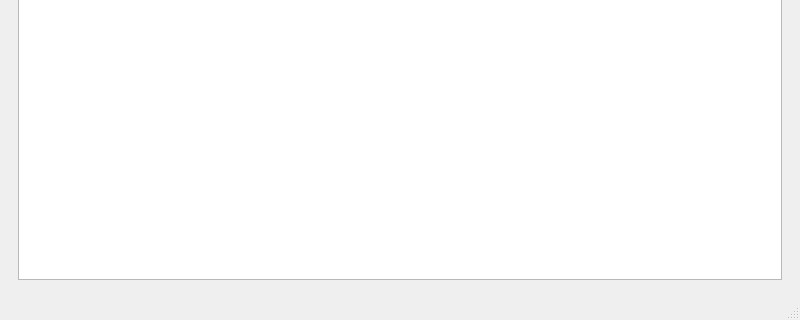
Qt form src/wm2000/gui/main_window.ui (nhanb/wm2000) before a commit; both pictures show x 0 to 800 and y 280 to 600 of the 800 by 600 pixel window.
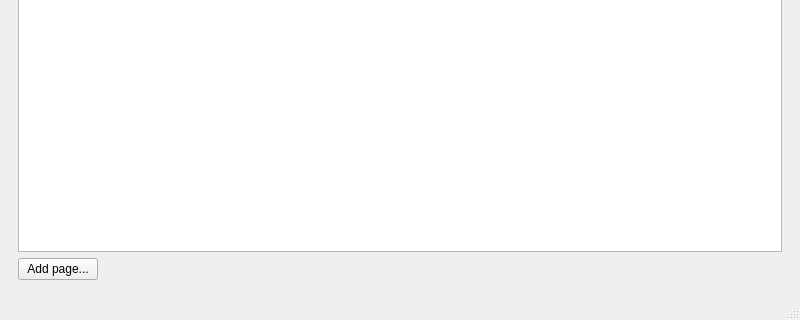
The same form after that commit. The open tabs and pages were chosen to show the change. Icons and pictures are not drawn.

Commit message: add "Add page" button

The edit to the form file:
```diff
--- a/src/wm2000/gui/main_window.ui
+++ b/src/wm2000/gui/main_window.ui
@@ -39,6 +39,30 @@
         <item>
          <widget class="QTableView" name="pagesTable"/>
         </item>
+        <item>
+         <layout class="QHBoxLayout" name="horizontalLayout_2">
+          <item>
+           <widget class="QPushButton" name="addBtn">
+            <property name="text">
+             <string>Add page...</string>
+            </property>
+           </widget>
+          </item>
+          <item>
+           <spacer name="horizontalSpacer">
+            <property name="orientation">
+             <enum>Qt::Orientation::Horizontal</enum>
+            </property>
+            <property name="sizeHint" stdset="0">
+             <size>
+              <width>40</width>
+              <height>20</height>
+             </size>
+            </property>
+           </spacer>
+          </item>
+         </layout>
+        </item>
        </layout>
       </widget>
      </widget>
```
The commit also changes 2 other files.
